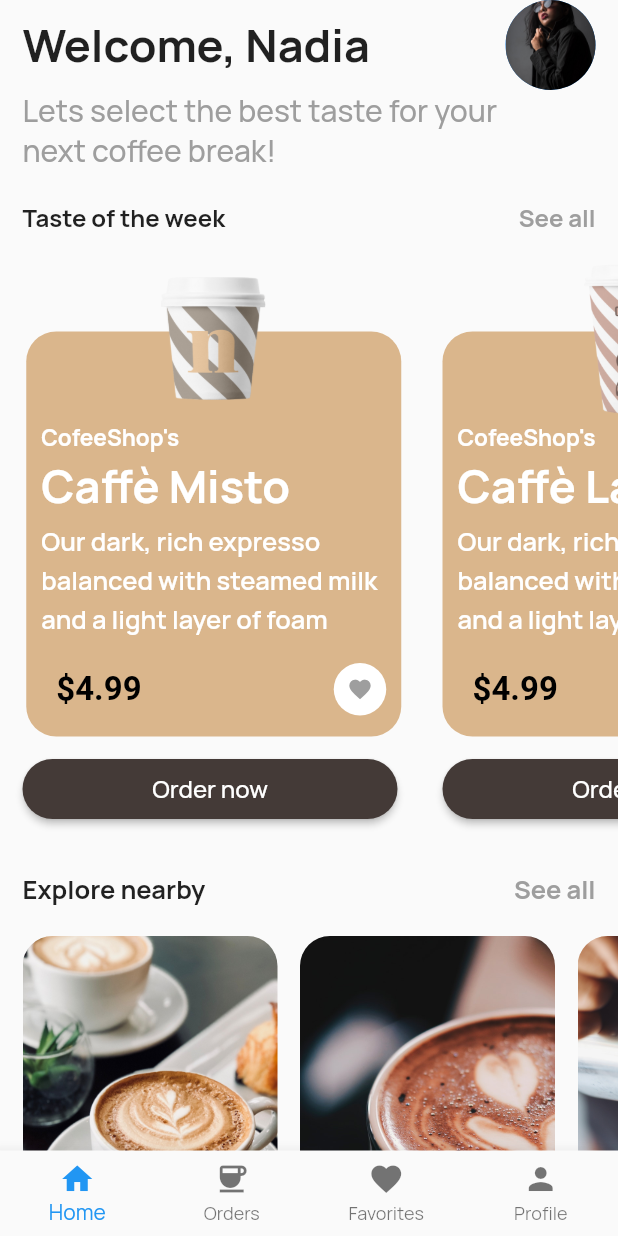
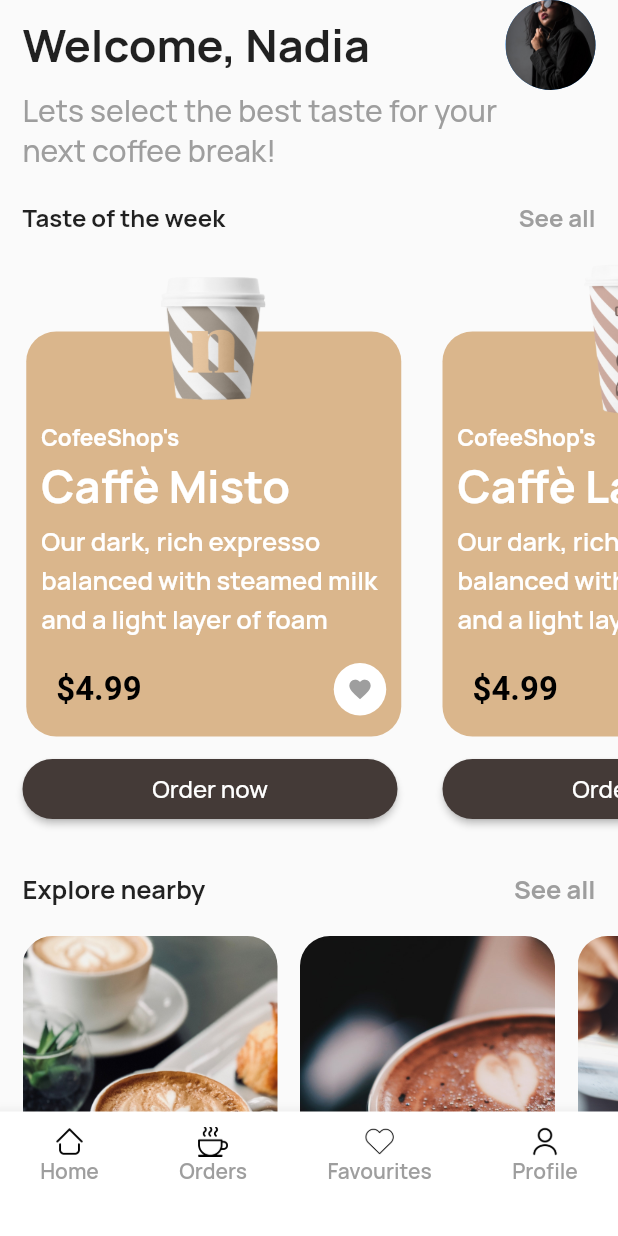
Before and after one commit to augustineayeh/coffee_shop, a Flutter app: the screen it shows after launch, on a phone screen of 412 x 824 dp. Run offline on Flutter 3.47's test engine with Material 2 defaults, Android fonts, the phone set to English and light mode, and no system bars; our stand-ins replace font_awesome_flutter; Roboto replaces fonts that are missing (Helvetiva).

Commit message:
changed a few icons

```diff
--- a/lib/caramel_macchiato.dart
+++ b/lib/caramel_macchiato.dart
@@ -111,7 +111,7 @@ class _CaramelMacchiatoState extends State<CaramelMacchiato> {
                                           height: 45,
                                           width: 45,
                                           child: const Icon(
-                                              FontAwesomeIcons.droplet)),
+                                              FontAwesomeIcons.seedling)),
                                       const SizedBox(
                                         height: 3,
                                       ),
--- a/lib/main.dart
+++ b/lib/main.dart
@@ -36,26 +36,75 @@ class _MyHomePageState extends State<MyHomePage> {
   @override
   Widget build(BuildContext context) {
     return Scaffold(
-      bottomNavigationBar: BottomNavigationBar(
-        type: BottomNavigationBarType.fixed,
-        items: const <BottomNavigationBarItem>[
-          BottomNavigationBarItem(
-            icon: Icon(Icons.home),
-            label: 'Home',
+      bottomNavigationBar: SizedBox(
+        height: 83,
+        child: BottomAppBar(
+          shape: const CircularNotchedRectangle(),
+          child: Padding(
+            padding: const EdgeInsets.only(top: 10.0),
+            child: Row(
+              mainAxisAlignment: MainAxisAlignment.spaceAround,
+              children: [
+                Column(
+                  children: [
+                    Image.asset(
+                      'assets/images/home-2.png',
+                      height: 20,
+                      width: 20,
+                    ),
+                    const Text(
+                      'Home',
+                      style: TextStyle(
+                          color: Colors.grey, fontWeight: FontWeight.w600),
+                    )
+                  ],
+                ),
+                Column(
+                  children: [
+                    Image.asset(
+                      'assets/images/coffee.png',
+                      height: 20,
+                      width: 20,
+                    ),
+                    const Text(
+                      'Orders',
+                      style: TextStyle(
+                          color: Colors.grey, fontWeight: FontWeight.w600),
+                    )
+                  ],
+                ),
+                Column(
+                  children: [
+                    Image.asset(
+                      'assets/images/love.png',
+                      height: 20,
+                      width: 20,
+                    ),
+                    const Text(
+                      'Favourites',
+                      style: TextStyle(
+                          color: Colors.grey, fontWeight: FontWeight.w600),
+                    )
+                  ],
+                ),
+                Column(
+                  children: [
+                    Image.asset(
+                      'assets/images/user.png',
+                      height: 20,
+                      width: 20,
+                    ),
+                    const Text(
+                      'Profile',
+                      style: TextStyle(
+                          color: Colors.grey, fontWeight: FontWeight.w600),
+                    )
+                  ],
+                ),
+              ],
+            ),
           ),
-          BottomNavigationBarItem(
-            icon: Icon(Icons.coffee),
-            label: 'Orders',
-          ),
-          BottomNavigationBarItem(
-            icon: Icon(Icons.favorite),
-            label: 'Favorites',
-          ),
-          BottomNavigationBarItem(
-            icon: Icon(Icons.person),
-            label: 'Profile',
-          ),
-        ],
+        ),
       ),
       body: SafeArea(
         child: SingleChildScrollView(
```
Also changed, not shown: assets/images/coffee.png (added), assets/images/home-2.png (added), assets/images/love.png (added), assets/images/nature.png (added), assets/images/peanut.png (added), assets/images/plant.png (added), assets/images/user.png (added).
